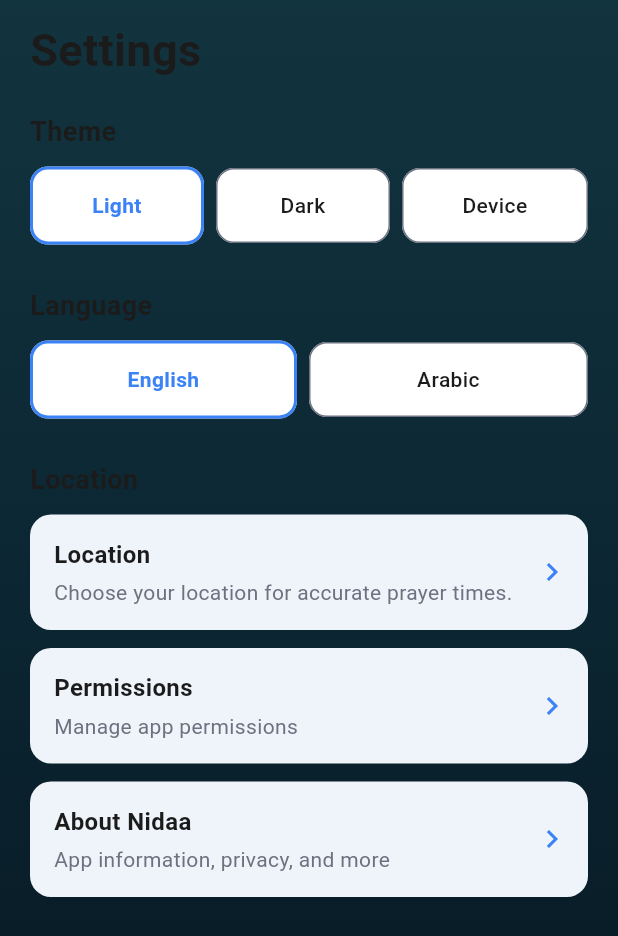
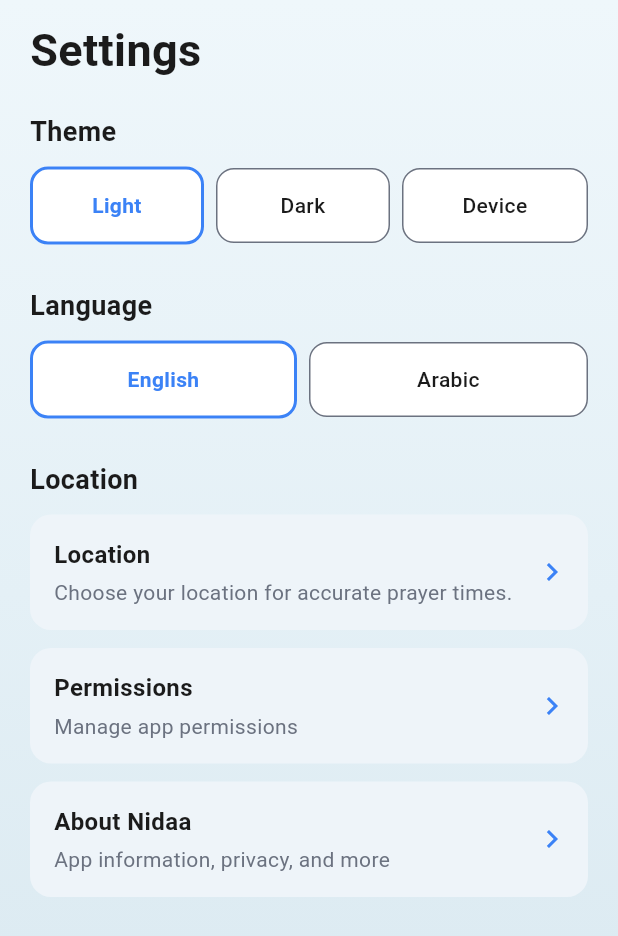
Before and after one commit to Belal-Hesham-Mohamed/Nidaa_V2, a Flutter app: the SettingsScreen screen opened directly with empty values, on a phone screen of 412 x 824 dp. Shown: the top 936 px of the screen. Run offline on Flutter 3.47's test engine with Material 3 defaults, Android fonts, the phone set to English and light mode, and no system bars; our stand-ins replace csc_picker_plus, dartz, dio, flutter_bloc, flutter_compass, geocoding and 5 more; missing offline and left inert: country_state_city; accounts and stored records are empty.

Commit message:
Fix shared theme background on Qibla and Settings

```diff
--- a/lib/settings/presentation/screens/settings_screen.dart
+++ b/lib/settings/presentation/screens/settings_screen.dart
@@ -60,20 +60,22 @@ class _SettingsScreenState extends State<SettingsScreen> {
     return Scaffold(
       backgroundColor: Colors.transparent,
       body: DecoratedBox(
-        decoration: const BoxDecoration(
+        decoration: BoxDecoration(
           gradient: LinearGradient(
             begin: Alignment.topCenter,
             end: Alignment.bottomCenter,
-            colors: [
-              AppColors.qiblaBackgroundTop,
-              AppColors.qiblaBackgroundMiddle,
-              AppColors.qiblaBackgroundBottom,
-            ],
-            stops: [
-              0.0,
-              0.48,
-              1.0,
-            ],
+            colors: isDark
+                ? const [
+                    AppColors.qiblaBackgroundTop,
+                    AppColors.qiblaBackgroundMiddle,
+                    AppColors.qiblaBackgroundBottom,
+                  ]
+                : const [
+                    AppColors.qiblaLightBackgroundTop,
+                    AppColors.qiblaLightBackgroundMiddle,
+                    AppColors.qiblaLightBackgroundBottom,
+                  ],
+            stops: const [0.0, 0.48, 1.0],
           ),
         ),
         child: SafeArea(
```
Also changed, not shown: lib/qibla/presentation/screens/qibla_screen.dart (+15 -7 lines), 1 other file.
